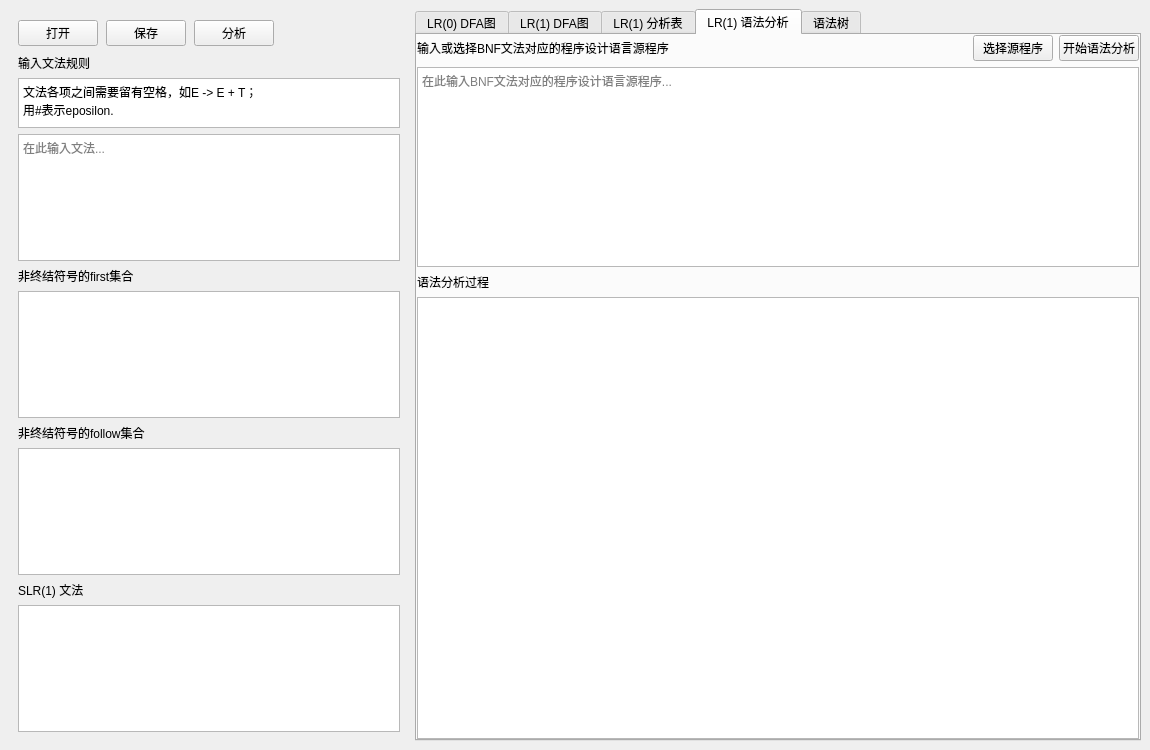
Aurora-N/principles_of_compilers_project, file compiler_tools/lr1mainwindow.ui: the form before one commit.
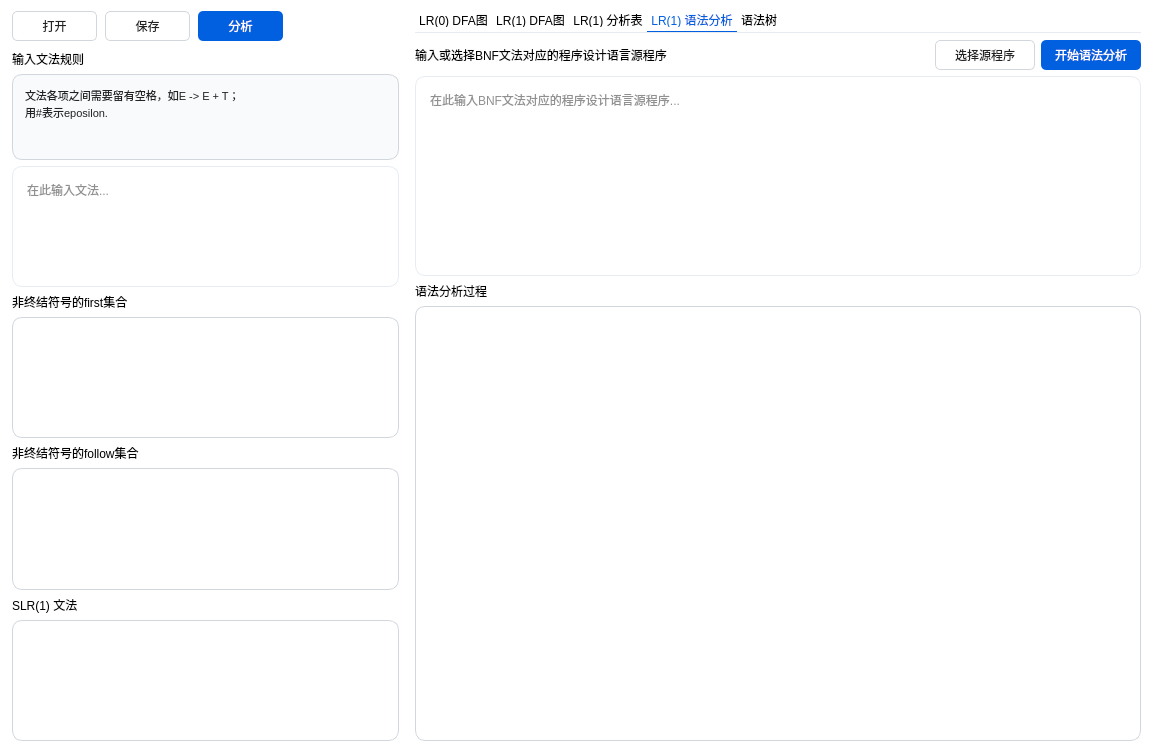
The form after the commit. The open tabs and pages were chosen to show the change.

Commit message: feat:更新LR1分析器样式

```diff
--- a/compiler_tools/lr1mainwindow.ui
+++ b/compiler_tools/lr1mainwindow.ui
@@ -13,6 +13,10 @@
   <property name="windowTitle">
    <string>LR(1) 语法分析器</string>
   </property>
+  <property name="styleSheet">
+   <string notr="true">background-color: rgb(255, 255, 255);
+font: 10pt &quot;微软雅黑&quot;;</string>
+  </property>
   <widget class="QWidget" name="centralwidget">
    <layout class="QHBoxLayout" name="horizontalLayout_5">
     <item>
@@ -24,12 +28,24 @@
        </size>
       </property>
       <layout class="QVBoxLayout" name="verticalLayout_2">
+       <property name="leftMargin">
+        <number>3</number>
+       </property>
+       <property name="topMargin">
+        <number>0</number>
+       </property>
+       <property name="rightMargin">
+        <number>10</number>
+       </property>
+       <property name="bottomMargin">
+        <number>0</number>
+       </property>
        <item>
         <widget class="QWidget" name="widget_3" native="true">
          <property name="minimumSize">
           <size>
            <width>0</width>
-           <height>30</height>
+           <height>35</height>
           </size>
          </property>
          <layout class="QHBoxLayout" name="horizontalLayout_6">
@@ -50,6 +66,24 @@
           </property>
           <item>
            <widget class="QPushButton" name="pushButton_open">
+            <property name="minimumSize">
+             <size>
+              <width>85</width>
+              <height>30</height>
+             </size>
+            </property>
+            <property name="styleSheet">
+             <string notr="true">QPushButton {
+    background-color: #ffffff;
+    color: #222222;
+    border-radius: 5px;
+    border: 1px solid #d2d7dd;
+}
+
+QPushButton:hover {
+    background-color: #f5f5f5;
+}</string>
+            </property>
             <property name="text">
              <string>打开</string>
             </property>
@@ -57,6 +91,24 @@
           </item>
           <item>
            <widget class="QPushButton" name="pushButton_save">
+            <property name="minimumSize">
+             <size>
+              <width>85</width>
+              <height>30</height>
+             </size>
+            </property>
+            <property name="styleSheet">
+             <string notr="true">QPushButton {
+    background-color: #ffffff;
+    color: #222222;
+    border-radius: 5px;
+    border: 1px solid #d2d7dd;
+}
+
+QPushButton:hover {
+    background-color: #f5f5f5;
+}</string>
+            </property>
             <property name="text">
              <string>保存</string>
             </property>
@@ -64,6 +116,23 @@
           </item>
           <item>
            <widget class="QPushButton" name="pushButton_analyze">
+            <property name="minimumSize">
+             <size>
+              <width>85</width>
+              <height>30</height>
+             </size>
+            </property>
+            <property name="styleSheet">
+             <string notr="true">QPushButton {
+    background-color: #0060DF;
+    color: #ffffff;
+    border-radius: 5px;
+}
+
+QPushButton:hover {
+    background-color: #1576ff;
+}</string>
+            </property>
             <property name="text">
              <string>分析</string>
             </property>
@@ -97,9 +166,49 @@
          <property name="maximumSize">
           <size>
            <width>16777215</width>
-           <height>50</height>
+           <height>100</height>
           </size>
          </property>
+         <property name="styleSheet">
+          <string notr="true">QPlainTextEdit {
+    background-color: rgb(248, 250, 252);
+    color: #222222;
+    border-radius: 10px;
+    border: 1px solid #d2d7dd;
+    padding: 8px;
+    font-size: 8pt;
+}
+
+QScrollBar {
+  border: none;
+  background: #f5f5f5;
+  width: 10px;
+  margin: 0px;
+  border-radius: 5px;
+}
+
+QScrollBar::handle:vertical {
+  background: #999;
+  min-height: 20px;
+  border-radius: 5px;
+}
+
+QScrollBar::handle:vertical:hover {
+  background: #888;
+}
+
+QScrollBar::add-line:vertical, QScrollBar::sub-line:vertical {
+  background: none;
+  width: 0px;
+  height: 0px;
+}
+
+QScrollBar::up-arrow:vertical, QScrollBar::down-arrow:vertical {
+  background: #888;
+  width: 10px;
+  height: 10px;
+}</string>
+         </property>
          <property name="readOnly">
           <bool>true</bool>
          </property>
@@ -117,6 +226,49 @@
          <property name="toolTip">
           <string>在此输入文法规则</string>
          </property>
+         <property name="styleSheet">
+          <string notr="true">QPlainTextEdit {
+    background-color: rgb(255, 255, 255);
+    border: 1px solid rgb(231, 236, 243);
+    border-radius: 10px;
+    padding: 10px;
+    color: #222222;
+}
+
+QPlainTextEdit:hover {
+    border: 1px solid rgba(0, 110, 255, 0.5);
+}
+
+QScrollBar:vertical {
+  border: none;
+  background: #f5f5f5;
+  width: 10px;
+  margin: 0px;
+  border-radius: 5px;
+}
+
+QScrollBar::handle:vertical {
+  background: #999;
+  min-height: 20px;
+  border-radius: 5px;
+}
+
+QScrollBar::handle:vertical:hover {
+  background: #888;
+}
+
+QScrollBar::add-line:vertical, QScrollBar::sub-line:vertical {
+  background: none;
+  width: 0px;
+  height: 0px;
+}
+
+QScrollBar::up-arrow:vertical, QScrollBar::down-arrow:vertical {
+  background: #888;
+  width: 10px;
+  height: 10px;
+}</string>
+         </property>
          <property name="placeholderText">
           <string>在此输入文法...</string>
          </property>
@@ -130,7 +282,47 @@
         </widget>
        </item>
        <item>
-        <widget class="QListWidget" name="firstSetListWidget"/>
+        <widget class="QListWidget" name="firstSetListWidget">
+         <property name="styleSheet">
+          <string notr="true">QListWidget {
+    background-color: #ffffff;
+    color: #222222;
+    border-radius: 10px;
+    border: 1px solid #d2d7dd;
+    padding: 10px;
+}
+
+QScrollBar {
+  border: none;
+  background: #f5f5f5;
+  width: 10px;
+  margin: 0px;
+  border-radius: 5px;
+}
+
+QScrollBar::handle:vertical {
+  background: #999;
+  min-height: 20px;
+  border-radius: 5px;
+}
+
+QScrollBar::handle:vertical:hover {
+  background: #888;
+}
+
+QScrollBar::add-line:vertical, QScrollBar::sub-line:vertical {
+  background: none;
+  width: 0px;
+  height: 0px;
+}
+
+QScrollBar::up-arrow:vertical, QScrollBar::down-arrow:vertical {
+  background: #888;
+  width: 10px;
+  height: 10px;
+}</string>
+         </property>
+        </widget>
        </item>
        <item>
         <widget class="QLabel" name="label_6">
@@ -140,7 +332,47 @@
         </widget>
        </item>
        <item>
-        <widget class="QListWidget" name="followSetListWidget"/>
+        <widget class="QListWidget" name="followSetListWidget">
+         <property name="styleSheet">
+          <string notr="true">QListWidget {
+    background-color: #ffffff;
+    color: #222222;
+    border-radius: 10px;
+    border: 1px solid #d2d7dd;
+    padding: 10px;
+}
+
+QScrollBar {
+  border: none;
+  background: #f5f5f5;
+  width: 10px;
+  margin: 0px;
+  border-radius: 5px;
+}
+
+QScrollBar::handle:vertical {
+  background: #999;
+  min-height: 20px;
+  border-radius: 5px;
+}
+
+QScrollBar::handle:vertical:hover {
+  background: #888;
+}
+
+QScrollBar::add-line:vertical, QScrollBar::sub-line:vertical {
+  background: none;
+  width: 0px;
+  height: 0px;
+}
+
+QScrollBar::up-arrow:vertical, QScrollBar::down-arrow:vertical {
+  background: #888;
+  width: 10px;
+  height: 10px;
+}</string>
+         </property>
+        </widget>
        </item>
        <item>
         <widget class="QLabel" name="label_7">
@@ -157,6 +389,45 @@
          <property name="acceptDrops">
           <bool>false</bool>
          </property>
+         <property name="styleSheet">
+          <string notr="true">QPlainTextEdit {
+    background-color: #ffffff;
+    color: #222222;
+    border-radius: 10px;
+    border: 1px solid #d2d7dd;
+    padding: 10px;
+}
+
+QScrollBar {
+  border: none;
+  background: #f5f5f5;
+  width: 10px;
+  margin: 0px;
+  border-radius: 5px;
+}
+
+QScrollBar::handle:vertical {
+  background: #999;
+  min-height: 20px;
+  border-radius: 5px;
+}
+
+QScrollBar::handle:vertical:hover {
+  background: #888;
+}
+
+QScrollBar::add-line:vertical, QScrollBar::sub-line:vertical {
+  background: none;
+  width: 0px;
+  height: 0px;
+}
+
+QScrollBar::up-arrow:vertical, QScrollBar::down-arrow:vertical {
+  background: #888;
+  width: 10px;
+  height: 10px;
+}</string>
+         </property>
          <property name="undoRedoEnabled">
           <bool>false</bool>
          </property>
@@ -185,6 +456,36 @@
        </property>
        <item>
         <widget class="QTabWidget" name="tabWidget">
+         <property name="styleSheet">
+          <string notr="true">QTabWidget::pane { /* The tab widget frame */
+  border: none;
+  border-top: 1px solid rgb(231, 236, 243);
+  border-radius: 0px;
+}
+
+/* Style the tab using the tab sub-control. Note that
+    it reads QTabBar _not_ QTabWidget */
+QTabBar::tab {
+    background-color: none;
+    border-radius: 0px;
+    min-width: 16ex;
+    padding: 4px;
+}
+
+QTabBar::tab:selected {
+    background-color: none;
+    color: #0060DF;
+    border-bottom: 1px solid #0060DF;
+}
+
+QTabBar::tab:hover {
+    color: #0060DF;
+}
+
+QTabBar::tab:!selected {
+    margin-bottom: 1px;
+}</string>
+         </property>
          <property name="currentIndex">
           <number>0</number>
          </property>
@@ -291,7 +592,7 @@
                 <number>0</number>
                </property>
                <property name="topMargin">
-                <number>0</number>
+                <number>7</number>
                </property>
                <property name="bottomMargin">
                 <number>0</number>
@@ -318,6 +619,24 @@
                </item>
                <item>
                 <widget class="QPushButton" name="pushButton_select_source">
+                 <property name="minimumSize">
+                  <size>
+                   <width>100</width>
+                   <height>30</height>
+                  </size>
+                 </property>
+                 <property name="styleSheet">
+                  <string notr="true">QPushButton {
+    background-color: #ffffff;
+    color: #222222;
+    border-radius: 5px;
+    border: 1px solid #d2d7dd;
+}
+
+QPushButton:hover {
+    background-color: #f5f5f5;
+}</string>
+                 </property>
                  <property name="text">
                   <string>选择源程序</string>
                  </property>
@@ -325,6 +644,23 @@
                </item>
                <item>
                 <widget class="QPushButton" name="pushButton_gammar_analyze">
+                 <property name="minimumSize">
+                  <size>
+                   <width>100</width>
+                   <height>30</height>
+                  </size>
+                 </property>
+                 <property name="styleSheet">
+                  <string notr="true">QPushButton {
+    background-color: #0060DF;
+    color: #ffffff;
+    border-radius: 5px;
+}
+
+QPushButton:hover {
+    background-color: #1576ff;
+}</string>
+                 </property>
                  <property name="text">
                   <string>开始语法分析</string>
                  </property>
@@ -340,6 +676,49 @@
                  <height>200</height>
                 </size>
                </property>
+               <property name="styleSheet">
+                <string notr="true">QPlainTextEdit {
+    background-color: rgb(255, 255, 255);
+    border: 1px solid rgb(231, 236, 243);
+    border-radius: 10px;
+    padding: 10px;
+    color: #222222;
+}
+
+QPlainTextEdit:hover {
+    border: 1px solid rgba(0, 110, 255, 0.5);
+}
+
+QScrollBar:vertical {
+  border: none;
+  background: #f5f5f5;
+  width: 10px;
+  margin: 0px;
+  border-radius: 5px;
+}
+
+QScrollBar::handle:vertical {
+  background: #999;
+  min-height: 20px;
+  border-radius: 5px;
+}
+
+QScrollBar::handle:vertical:hover {
+  background: #888;
+}
+
+QScrollBar::add-line:vertical, QScrollBar::sub-line:vertical {
+  background: none;
+  width: 0px;
+  height: 0px;
+}
+
+QScrollBar::up-arrow:vertical, QScrollBar::down-arrow:vertical {
+  background: #888;
+  width: 10px;
+  height: 10px;
+}</string>
+               </property>
                <property name="placeholderText">
                 <string>在此输入BNF文法对应的程序设计语言源程序...</string>
                </property>
@@ -353,7 +732,47 @@
               </widget>
              </item>
              <item>
-              <widget class="QTableWidget" name="LR1AnalysisDurationTable"/>
+              <widget class="QTableWidget" name="LR1AnalysisDurationTable">
+               <property name="styleSheet">
+                <string notr="true">QTableWidget {
+    background-color: #ffffff;
+    color: #222222;
+    border-radius: 10px;
+    border: 1px solid #d2d7dd;
+    padding: 10px;
+}
+
+QScrollBar {
+  border: none;
+  background: #f5f5f5;
+  width: 10px;
+  margin: 0px;
+  border-radius: 5px;
+}
+
+QScrollBar::handle:vertical {
+  background: #999;
+  min-height: 20px;
+  border-radius: 5px;
+}
+
+QScrollBar::handle:vertical:hover {
+  background: #888;
+}
+
+QScrollBar::add-line:vertical, QScrollBar::sub-line:vertical {
+  background: none;
+  width: 0px;
+  height: 0px;
+}
+
+QScrollBar::up-arrow:vertical, QScrollBar::down-arrow:vertical {
+  background: #888;
+  width: 10px;
+  height: 10px;
+}</string>
+               </property>
+              </widget>
              </item>
             </layout>
            </item>
```
Left out of the diff: 234 changed lines with no effect on the pictures. The commit also changes 2 other files.
